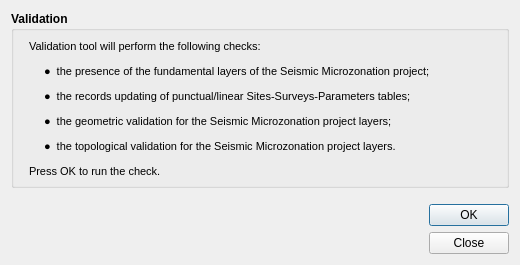
Old version of the form tb_valida.ui in the repository CNR-IGAG/mzs-tools.
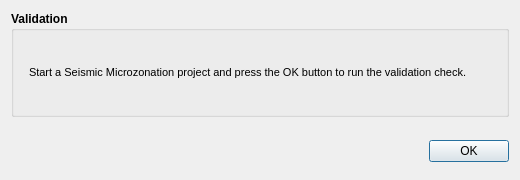
New version of the form. Icons and pictures are not drawn.

```diff
--- a/tb_valida.ui
+++ b/tb_valida.ui
@@ -7,7 +7,7 @@
     <x>0</x>
     <y>0</y>
     <width>520</width>
-    <height>265</height>
+    <height>180</height>
    </rect>
   </property>
   <property name="sizePolicy">
@@ -19,7 +19,7 @@
   <property name="minimumSize">
    <size>
     <width>520</width>
-    <height>265</height>
+    <height>180</height>
    </size>
   </property>
   <property name="maximumSize">
@@ -41,7 +41,7 @@
    <item row="0" column="0">
     <widget class="QGroupBox" name="groupBox">
      <property name="sizePolicy">
-      <sizepolicy hsizetype="Minimum" vsizetype="Fixed">
+      <sizepolicy hsizetype="Minimum" vsizetype="Expanding">
        <horstretch>0</horstretch>
        <verstretch>0</verstretch>
       </sizepolicy>
@@ -78,12 +78,7 @@
 &lt;html&gt;&lt;head&gt;&lt;meta name=&quot;qrichtext&quot; content=&quot;1&quot; /&gt;&lt;style type=&quot;text/css&quot;&gt;
 p, li { white-space: pre-wrap; }
 &lt;/style&gt;&lt;/head&gt;&lt;body style=&quot; font-family:'MS Shell Dlg 2'; font-size:8pt; font-weight:600; font-style:normal;&quot;&gt;
-&lt;p style=&quot; margin-top:0px; margin-bottom:0px; margin-left:0px; margin-right:0px; -qt-block-indent:0; text-indent:0px;&quot;&gt;&lt;span style=&quot; font-weight:400;&quot;&gt;Validation tool will perform the following checks:&lt;/span&gt;&lt;/p&gt;
-&lt;p style=&quot; margin-top:12px; margin-bottom:12px; margin-left:15px; margin-right:0px; -qt-block-indent:0; text-indent:0px;&quot;&gt;&lt;span style=&quot; font-weight:400;&quot;&gt;●  the presence of the fundamental layers of the Seismic Microzonation project;&lt;/span&gt;&lt;/p&gt;
-&lt;p style=&quot; margin-top:12px; margin-bottom:12px; margin-left:15px; margin-right:0px; -qt-block-indent:0; text-indent:0px;&quot;&gt;&lt;span style=&quot; font-weight:400;&quot;&gt;●  the records updating of punctual/linear Sites-Surveys-Parameters tables;&lt;/span&gt;&lt;/p&gt;
-&lt;p style=&quot; margin-top:12px; margin-bottom:12px; margin-left:15px; margin-right:0px; -qt-block-indent:0; text-indent:0px;&quot;&gt;&lt;span style=&quot; font-weight:400;&quot;&gt;●  the geometric validation for the Seismic Microzonation project layers;&lt;/span&gt;&lt;/p&gt;
-&lt;p style=&quot; margin-top:12px; margin-bottom:12px; margin-left:15px; margin-right:0px; -qt-block-indent:0; text-indent:0px;&quot;&gt;&lt;span style=&quot; font-weight:400;&quot;&gt;●  &lt;/span&gt;&lt;span style=&quot; font-weight:400;&quot;&gt;the topological validation for the Seismic Microzonation project layers&lt;/span&gt;&lt;span style=&quot; font-weight:400;&quot;&gt;.&lt;/span&gt;&lt;/p&gt;
-&lt;p style=&quot; margin-top:12px; margin-bottom:25px; margin-left:0px; margin-right:0px; -qt-block-indent:0; text-indent:0px;&quot;&gt;&lt;span style=&quot; font-weight:400;&quot;&gt;Press OK to run the check.&lt;/span&gt;&lt;/p&gt;&lt;/body&gt;&lt;/html&gt;</string>
+&lt;p style=&quot; margin-top:0px; margin-bottom:0px; margin-left:0px; margin-right:0px; -qt-block-indent:0; text-indent:0px;&quot;&gt;&lt;span style=&quot; font-weight:400;&quot;&gt;Start a Seismic Microzonation project and press the OK button to run the validation check.&lt;/span&gt;&lt;/p&gt;&lt;/body&gt;&lt;/html&gt;</string>
         </property>
         <property name="textFormat">
          <enum>Qt::RichText</enum>
@@ -135,7 +130,10 @@
         <enum>Qt::Vertical</enum>
        </property>
        <property name="standardButtons">
-        <set>QDialogButtonBox::Close|QDialogButtonBox::Ok</set>
+        <set>QDialogButtonBox::Ok</set>
+       </property>
+       <property name="centerButtons">
+        <bool>true</bool>
        </property>
       </widget>
      </item>
```
